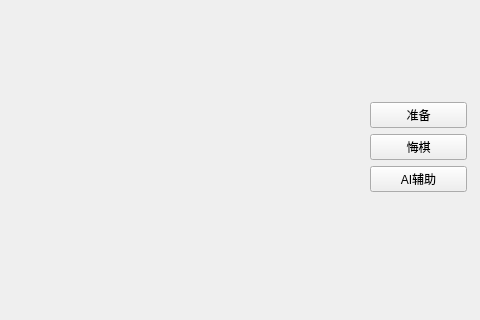
Above: gamewindow.ui from w1049/Gobang before the change; both pictures show x 270 to 750 and y 0 to 320 of the 750 by 660 pixel window. Below: the same form after it.
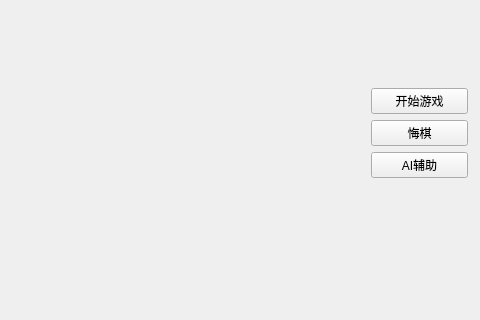
That is the form after the change.

```diff
--- a/gamewindow.ui
+++ b/gamewindow.ui
@@ -16,10 +16,10 @@
   <widget class="QWidget" name="">
    <property name="geometry">
     <rect>
-     <x>640</x>
-     <y>30</y>
+     <x>641</x>
+     <y>20</y>
      <width>97</width>
-     <height>162</height>
+     <height>158</height>
     </rect>
    </property>
    <layout class="QVBoxLayout" name="verticalLayout_2">
@@ -41,7 +41,7 @@
       <item>
        <widget class="QPushButton" name="pushButton">
         <property name="text">
-         <string>准备</string>
+         <string>开始游戏</string>
         </property>
        </widget>
       </item>
```
Left out of the diff: 7 changed lines with no effect on the pictures.
